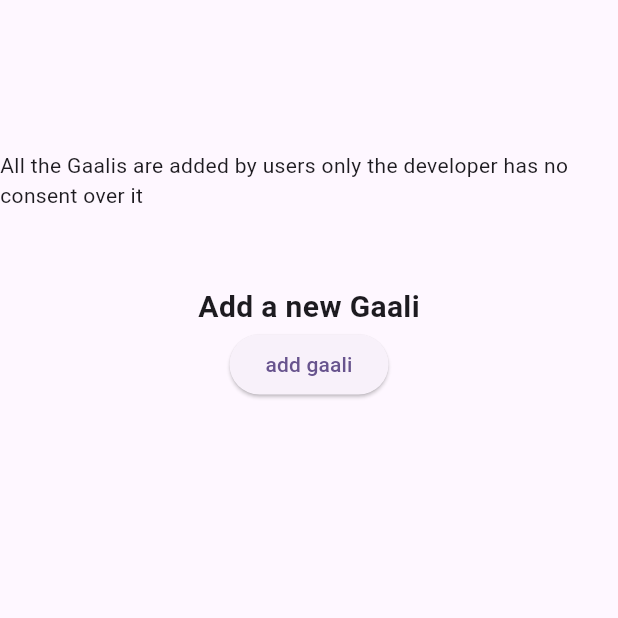
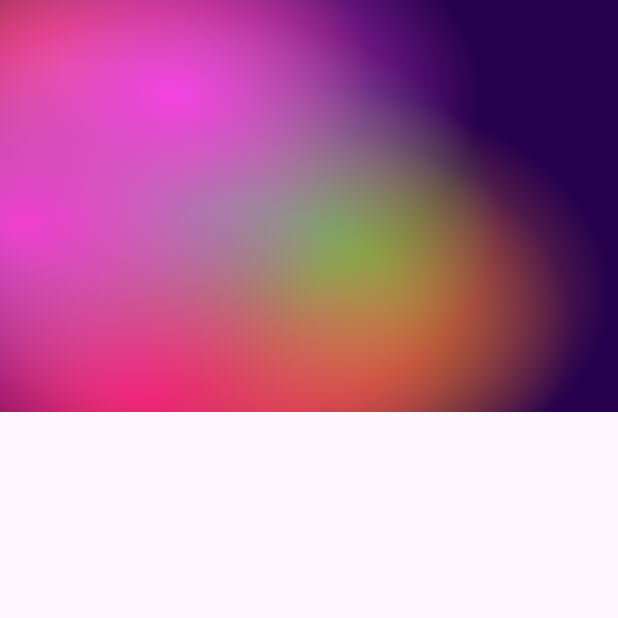
Before and after one commit to Utkarsh4517/gall-e, a Flutter app: the screen it shows after launch, on a phone screen of 412 x 824 dp, the top half of it. Run offline on Flutter 3.47's test engine with Material 2 defaults, Android fonts, the phone set to English and light mode, and no system bars; our stand-ins replace firebase_core, flutter_svg; accounts and stored records are empty.

Commit message:
added background svg

```diff
--- a/lib/homepage.dart
+++ b/lib/homepage.dart
@@ -1,4 +1,5 @@
 import 'package:flutter/material.dart';
+import 'package:flutter_svg/flutter_svg.dart';
 
 class HomePage extends StatelessWidget {
   const HomePage({super.key});
@@ -8,27 +9,20 @@ class HomePage extends StatelessWidget {
     return Scaffold(
       body: SingleChildScrollView(
         child: Column(
-          mainAxisAlignment: MainAxisAlignment.center,
-          crossAxisAlignment: CrossAxisAlignment.center,
+          mainAxisAlignment: MainAxisAlignment.start,
+          crossAxisAlignment: CrossAxisAlignment.start,
           children: [
-            const SizedBox(height: 100),
             Container(
-              alignment: Alignment.center,
-              child: const Text(
-                  'All the Gaalis are added by users only the developer has no consent over it'),
-            ),
-            const SizedBox(height: 50),
-            Container(
-              alignment: Alignment.center,
-              child: const Text(
-                'Add a new Gaali',
-                style: TextStyle(
-                  fontWeight: FontWeight.bold,
-                  fontSize: 20,
-                ),
+              alignment: Alignment.topLeft,
+              child: Stack(
+                children: [
+                  SvgPicture.asset(
+                    'assets/svg/color-morph.svg',
+                    width: MediaQuery.of(context).size.width,
+                  ),
+                ],
               ),
             ),
-            ElevatedButton(onPressed: (){}, child: const Text('add gaali'),),
           ],
         ),
       ),
```
Also changed, not shown: pubspec.yaml (+4 -3 lines), assets/svg/color-morph.svg (added), pubspec.lock, 1 other file.
